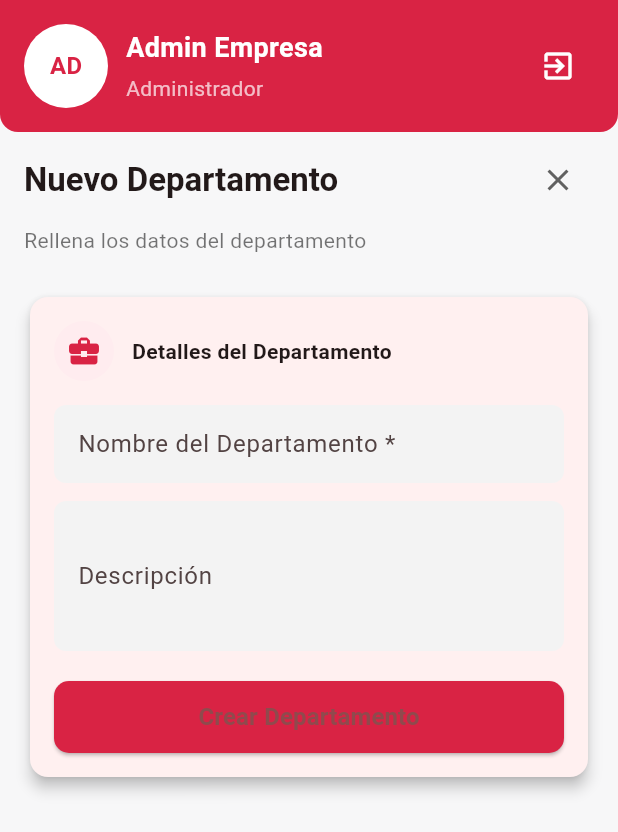
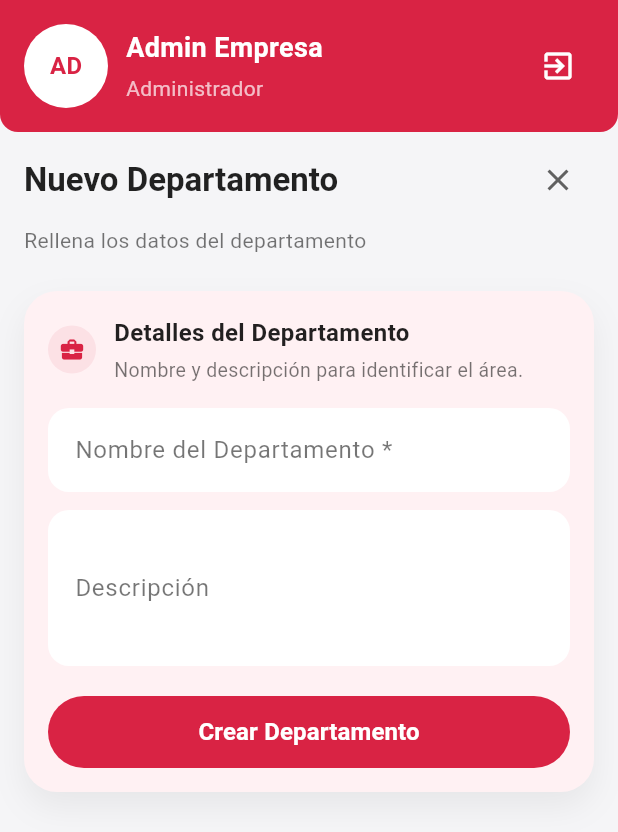
Before and after one commit to Omer21200/Pymes, a Flutter app: the CreacionDepartamentos screen opened directly with empty values, on a phone screen of 412 x 824 dp. Shown: the top 832 px of the screen. Run offline on Flutter 3.47's test engine with Material 3 defaults, Android fonts, the phone set to English and light mode, and no system bars; our stand-ins replace geolocator, image_picker, supabase_flutter; accounts and stored records are empty.

Commit message:
Vista de admin de empresa en departamento

```diff
--- a/punto_pymes/lib/pages/admin_empresa/departamentos/creacion_departamentos.dart
+++ b/punto_pymes/lib/pages/admin_empresa/departamentos/creacion_departamentos.dart
@@ -25,7 +25,12 @@ class _CreacionDepartamentosState extends State<CreacionDepartamentos> {
 
   Future<void> _createDepartamento() async {
     if (_nombreController.text.trim().isEmpty) {
-      if (mounted) ScaffoldMessenger.of(context).showSnackBar(const SnackBar(content: Text('El nombre del departamento es obligatorio')));
+      if (mounted)
+        ScaffoldMessenger.of(context).showSnackBar(
+          const SnackBar(
+            content: Text('El nombre del departamento es obligatorio'),
+          ),
+        );
       return;
     }
 
@@ -35,19 +40,28 @@ class _CreacionDepartamentosState extends State<CreacionDepartamentos> {
       await SupabaseService.instance.createDepartamento(
         nombre: _nombreController.text.trim(),
         empresaId: widget.empresaId,
-        descripcion: _descripcionController.text.trim().isNotEmpty ? _descripcionController.text.trim() : null,
+        descripcion: _descripcionController.text.trim().isNotEmpty
+            ? _descripcionController.text.trim()
+            : null,
       );
 
       if (mounted) {
-        ScaffoldMessenger.of(context).showSnackBar(const SnackBar(
-          content: Text('Departamento creado exitosamente'),
-          backgroundColor: Colors.green,
-        ));
+        ScaffoldMessenger.of(context).showSnackBar(
+          const SnackBar(
+            content: Text('Departamento creado exitosamente'),
+            backgroundColor: Colors.green,
+          ),
+        );
         Navigator.of(context).pop(true);
       }
     } catch (e) {
       if (mounted) {
-        ScaffoldMessenger.of(context).showSnackBar(SnackBar(content: Text('Error al crear departamento: $e'), backgroundColor: Colors.red));
+        ScaffoldMessenger.of(context).showSnackBar(
+          SnackBar(
+            content: Text('Error al crear departamento: $e'),
+            backgroundColor: Colors.red,
+          ),
+        );
       }
     } finally {
       if (mounted) setState(() => _isCreating = false);
@@ -56,55 +70,162 @@ class _CreacionDepartamentosState extends State<CreacionDepartamentos> {
 
   @override
   Widget build(BuildContext context) {
+    const Color brandRed = Color(0xFFD92344);
+    const Color surfaceSoft = Color(0xFFFFF1F3);
+
     return Scaffold(
-      backgroundColor: Theme.of(context).scaffoldBackgroundColor,
+      backgroundColor: const Color(0xFFF5F5F7),
       body: SafeArea(
         child: Column(
           crossAxisAlignment: CrossAxisAlignment.stretch,
           children: [
-            AdminEmpresaHeader(nombreAdmin: null, nombreEmpresa: null, onLogout: null),
+            AdminEmpresaHeader(
+              nombreAdmin: null,
+              nombreEmpresa: null,
+              onLogout: null,
+            ),
             Expanded(
               child: SingleChildScrollView(
-                padding: const EdgeInsets.symmetric(vertical: 8, horizontal: 16),
+                padding: const EdgeInsets.symmetric(
+                  vertical: 8,
+                  horizontal: 16,
+                ),
                 child: Column(
                   crossAxisAlignment: CrossAxisAlignment.stretch,
                   children: [
                     Row(
                       children: [
-                        Expanded(child: Text('Nuevo Departamento', style: Theme.of(context).textTheme.titleLarge?.copyWith(fontWeight: FontWeight.w700))),
-                        IconButton(onPressed: () => Navigator.of(context).pop(false), icon: Icon(Icons.close, color: Colors.grey.shade700)),
+                        Expanded(
+                          child: Text(
+                            'Nuevo Departamento',
+                            style: Theme.of(context).textTheme.titleLarge
+                                ?.copyWith(
+                                  fontWeight: FontWeight.w700,
+                                  color: Colors.black87,
+                                ),
+                          ),
+                        ),
+                        IconButton(
+                          onPressed: () => Navigator.of(context).pop(false),
+                          icon: Icon(Icons.close, color: Colors.grey.shade700),
+                        ),
                       ],
                     ),
                     const SizedBox(height: 6),
-                    const Text('Rellena los datos del departamento', style: TextStyle(color: Colors.black54)),
+                    const Text(
+                      'Rellena los datos del departamento',
+                      style: TextStyle(color: Colors.black54),
+                    ),
                     const SizedBox(height: 24),
 
-                    Card(
-                      shape: RoundedRectangleBorder(borderRadius: BorderRadius.circular(12)),
-                      elevation: 4,
+                    Container(
+                      decoration: BoxDecoration(
+                        color: surfaceSoft,
+                        borderRadius: BorderRadius.circular(22),
+                        boxShadow: [
+                          BoxShadow(
+                            color: Colors.black.withValues(alpha: 0.06),
+                            blurRadius: 18,
+                            offset: const Offset(0, 10),
+                          ),
+                        ],
+                      ),
                       child: Padding(
                         padding: const EdgeInsets.all(16.0),
                         child: Column(
                           crossAxisAlignment: CrossAxisAlignment.stretch,
                           children: [
-                            Row(children: const [
-                              CircleAvatar(backgroundColor: Color(0xFFFFECEF), child: Icon(Icons.business_center, color: Color(0xFFD92344))),
-                              SizedBox(width: 12),
-                              Expanded(child: Text('Detalles del Departamento', style: TextStyle(fontWeight: FontWeight.w600))),
-                            ]),
+                            Row(
+                              children: [
+                                Container(
+                                  width: 32,
+                                  height: 32,
+                                  decoration: BoxDecoration(
+                                    color: brandRed.withValues(alpha: 0.08),
+                                    borderRadius: BorderRadius.circular(16),
+                                  ),
+                                  child: const Icon(
+                                    Icons.business_center,
+                                    color: Color(0xFFD92344),
+                                    size: 18,
+                                  ),
+                                ),
+                                const SizedBox(width: 12),
+                                const Expanded(
+                                  child: Column(
+                                    crossAxisAlignment:
+                                        CrossAxisAlignment.start,
+                                    children: [
+                                      Text(
+                                        'Detalles del Departamento',
+                                        style: TextStyle(
+                                          fontWeight: FontWeight.w600,
+                                          fontSize: 16,
+                                          color: Colors.black87,
+                                        ),
+                                      ),
+                                      SizedBox(height: 4),
+                                      Text(
+                                        'Nombre y descripción para identificar el área.',
+                                        style: TextStyle(
+                                          fontSize: 13,
+                                          color: Colors.black54,
+                                        ),
+                                      ),
+                                    ],
+                                  ),
+                                ),
+                              ],
+                            ),
                             const SizedBox(height: 16),
-                            _buildTextField(controller: _nombreController, label: 'Nombre del Departamento *', enabled: !_isCreating),
+                            _buildTextField(
+                              controller: _nombreController,
+                              label: 'Nombre del Departamento *',
+                              enabled: !_isCreating,
+                              accentColor: brandRed,
+                            ),
                             const SizedBox(height: 12),
-                            _buildTextField(controller: _descripcionController, label: 'Descripción', enabled: !_isCreating, maxLines: 3),
+                            _buildTextField(
+                              controller: _descripcionController,
+                              label: 'Descripción',
+                              enabled: !_isCreating,
+                              maxLines: 3,
+                              accentColor: brandRed,
+                            ),
                             const SizedBox(height: 20),
                             SizedBox(
                               height: 48,
                               child: ElevatedButton(
-                                onPressed: _isCreating ? null : _createDepartamento,
-                                style: ElevatedButton.styleFrom(backgroundColor: const Color(0xFFD92344), shape: RoundedRectangleBorder(borderRadius: BorderRadius.circular(10))),
+                                onPressed: _isCreating
+                                    ? null
+                                    : _createDepartamento,
+                                style: ElevatedButton.styleFrom(
+                                  backgroundColor: brandRed,
+                                  foregroundColor: Colors.white,
+                                  elevation: 0,
+                                  shape: RoundedRectangleBorder(
+                                    borderRadius: BorderRadius.circular(999),
+                                  ),
+                                ),
                                 child: _isCreating
-                                    ? const SizedBox(height: 20, width: 20, child: CircularProgressIndicator(strokeWidth: 2, valueColor: AlwaysStoppedAnimation<Color>(Colors.white)))
-                                    : const Text('Crear Departamento', style: TextStyle(fontSize: 16, fontWeight: FontWeight.w600)),
+                                    ? const SizedBox(
+                                        height: 20,
+                                        width: 20,
+                                        child: CircularProgressIndicator(
+                                          strokeWidth: 2,
+                                          valueColor:
+                                              AlwaysStoppedAnimation<Color>(
+                                                Colors.white,
+                                              ),
+                                        ),
+                                      )
+                                    : const Text(
+                                        'Crear Departamento',
+                                        style: TextStyle(
+                                          fontSize: 16,
+                                          fontWeight: FontWeight.w600,
+                                        ),
+                                      ),
                               ),
                             ),
                           ],
@@ -126,17 +247,31 @@ class _CreacionDepartamentosState extends State<CreacionDepartamentos> {
     required String label,
     bool enabled = true,
     int maxLines = 1,
+    Color? accentColor,
   }) {
+    final Color effectiveAccent = accentColor ?? const Color(0xFFD92344);
     return TextField(
       controller: controller,
       enabled: enabled,
       maxLines: maxLines,
+      cursorColor: effectiveAccent,
       decoration: InputDecoration(
         labelText: label,
+        labelStyle: const TextStyle(color: Colors.black54),
+        floatingLabelStyle: TextStyle(
+          color: effectiveAccent,
+          fontWeight: FontWeight.w600,
+        ),
         filled: true,
-        fillColor: const Color(0xFFF3F3F3),
-        contentPadding: const EdgeInsets.symmetric(horizontal: 12, vertical: 14),
-        border: OutlineInputBorder(borderRadius: BorderRadius.circular(8), borderSide: BorderSide.none),
+        fillColor: Colors.white,
+        contentPadding: const EdgeInsets.symmetric(
+          horizontal: 14,
+          vertical: 16,
+        ),
+        border: OutlineInputBorder(
+          borderRadius: BorderRadius.circular(14),
+          borderSide: BorderSide.none,
+        ),
       ),
     );
   }
```
